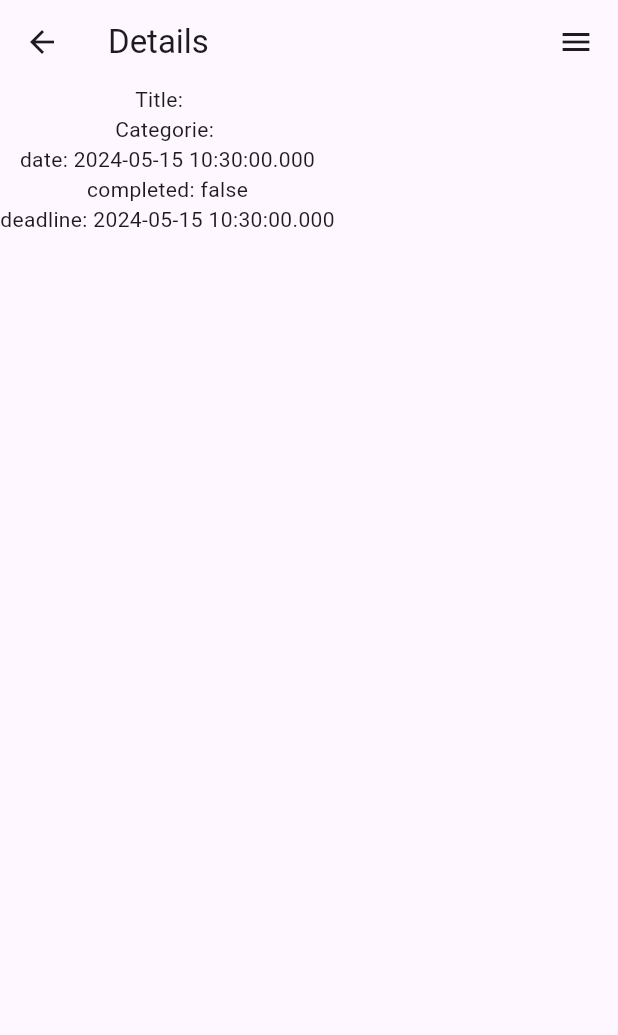
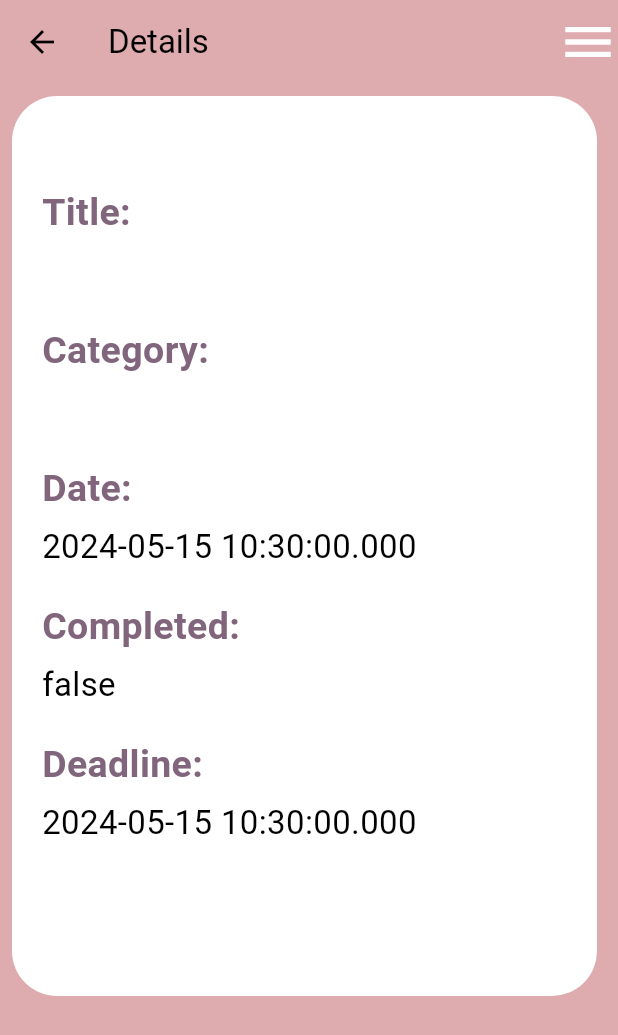
Before and after one commit to rania1231/to_do_list, a Flutter app: the TaskDetails screen opened directly with empty values, on a phone screen of 412 x 824 dp. Shown: the top 1035 px of the screen. Run offline on Flutter 3.47's test engine with Material 3 defaults, Android fonts, the phone set to English and light mode, and no system bars; our stand-ins replace awesome_dialog, awesome_notifications, cloud_firestore, firebase_auth, firebase_core, firebase_storage and 2 more; missing offline and left inert: omni_datetime_picker; accounts and stored records are empty.

Commit message:
design part1

```diff
--- a/lib/views/menu.dart
+++ b/lib/views/menu.dart
@@ -27,7 +27,7 @@ class Menu extends StatelessWidget {
         height: 450,
         width: 250
       ),
-      child: Icon(Icons.menu),
+      child: Icon(Icons.menu,color: Colors.white,size: 40,),
     );
   }
   Widget buildMenuItem(BuildContext context, String category) {
--- a/lib/views/taskDetails.dart
+++ b/lib/views/taskDetails.dart
@@ -1,38 +1,98 @@
 import 'package:flutter/material.dart';
-
 import '../classes/task.dart';
 import 'menu.dart';
 
+class TaskDetails extends StatelessWidget {
+  final Tache task;
 
-class TaskDetails extends StatefulWidget {
-  Tache task;
-   TaskDetails({super.key,required this.task});
+  const TaskDetails({Key? key, required this.task}) : super(key: key);
 
-  @override
-  State<TaskDetails> createState() => _TaskDetailsState();
-}
-
-class _TaskDetailsState extends State<TaskDetails> {
   @override
   Widget build(BuildContext context) {
     return Scaffold(
-      appBar: AppBar(title:  Row(
-        mainAxisAlignment: MainAxisAlignment.spaceBetween,
-        children: [
-          Text('Details'),
-          Menu()
+      appBar: AppBar(
+        title: Text(
+          'Details',
+          style: TextStyle(color: Colors.black), // Text color
+        ),
+        backgroundColor:Color(0xFFDEABAF), // Appbar background color
+        elevation: 0, // Remove appbar shadow
+        iconTheme: IconThemeData(color: Colors.black), // Icon color
+        actions: [
+          Menu(),
         ],
-      ),),
-      body: Container(
-        child: Column(
-          children: [
-            Text('Title:   ${widget.task.title}' ),
-            Text("Categorie: ${widget.task.categoryId}"),
-            Text("date: ${(widget.task.createdAt)}"),
-            Text("completed: ${(widget.task.isCompleted)}"),
-            Text("deadline: ${(widget.task.deadline)}"),
-          ],
-        ),
+      ),
+      backgroundColor: Color(0xFFDEABAF), // Scaffold background color
+      body: Padding(
+        padding: const EdgeInsets.all(8.0),
+
+          child: Container(
+            height: 600,
+            width: 390,
+            decoration: BoxDecoration(
+              color: Colors.white,
+              borderRadius: BorderRadius.all( Radius.circular(30.0)),
+            ),
+            child: Padding(
+              padding: EdgeInsets.all(20.0),
+              child: Column(
+                crossAxisAlignment: CrossAxisAlignment.start,
+                children: [
+                  SizedBox(height: 40,),
+                  Text(
+                    'Title:',
+                    style: TextStyle(color: Color(0xFF81657C),fontWeight: FontWeight.bold,fontSize: 25),
+                  ),
+                  SizedBox(height: 5),
+                  Text(
+                    task.title,
+                    style: TextStyle(color: Colors.black,fontSize: 22),
+                  ),
+                  SizedBox(height: 20),
+                  Text(
+                    'Category:',
+                    style: TextStyle(color: Color(0xFF81657C),fontWeight: FontWeight.bold,fontSize: 25),
+                  ),
+                  SizedBox(height: 5),
+                  Text(
+                    task.categoryId,
+                    style: TextStyle(color: Colors.black,fontSize: 22),
+                  ),
+                  SizedBox(height: 20),
+                  Text(
+                    'Date:',
+                    style: TextStyle(color: Color(0xFF81657C),fontWeight: FontWeight.bold,fontSize: 25),
+                  ),
+                  SizedBox(height: 5),
+                  Text(
+                    task.createdAt.toString(),
+                    style: TextStyle(color: Colors.black,fontSize: 22),
+                  ),
+                  SizedBox(height: 20),
+                  Text(
+                    'Completed:',
+                    style: TextStyle(color: Color(0xFF81657C),fontWeight: FontWeight.bold,fontSize: 25),
+                  ),
+                  SizedBox(height: 5),
+                  Text(
+                    task.isCompleted.toString(),
+                    style: TextStyle(color: Colors.black,fontSize: 22),
+                  ),
+                  SizedBox(height: 20),
+                  Text(
+                    'Deadline:',
+                    style: TextStyle(color: Color(0xFF81657C),fontWeight: FontWeight.bold,fontSize: 25),
+                  ),
+                  SizedBox(height: 5),
+                  Text(
+                    task.deadline.toString(),
+                    style: TextStyle(color: Colors.black,fontSize: 22),
+                  ),
+                ],
+              ),
+            ),
+          ),
+
       ),
     );
   }
```
Also changed, not shown: lib/views/home.dart (+80 -103 lines).
